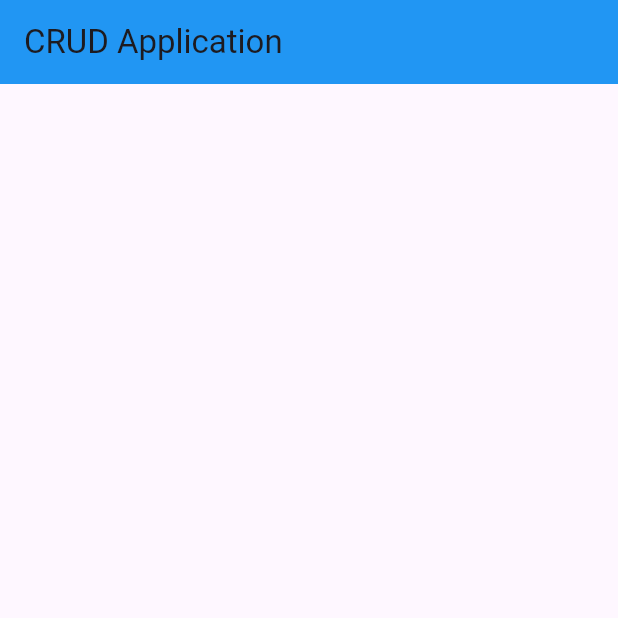
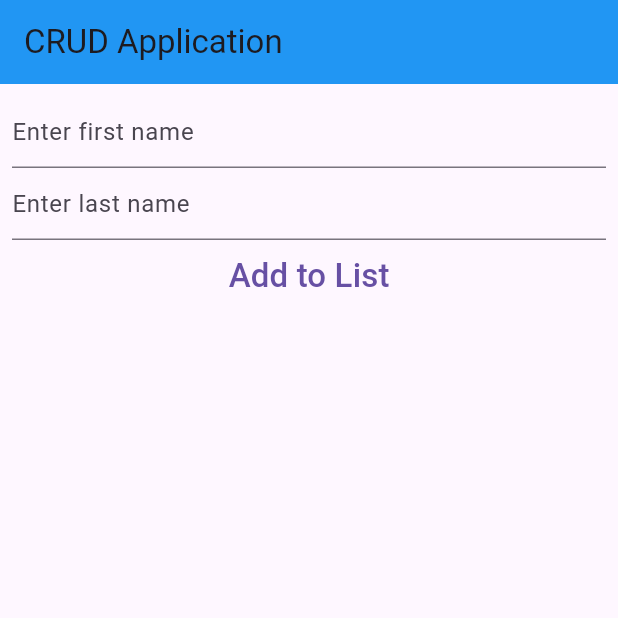
Before and after one commit to omirfarhan/CRUD-App, a Flutter app: the screen it shows after launch, on a phone screen of 412 x 824 dp, the top half of it. Run offline on Flutter 3.47's test engine with Material 3 defaults, Android fonts, the phone set to English and light mode, and no system bars; our stand-ins replace sqflite; accounts and stored records are empty.

Commit message:
inital commit

```diff
--- a/lib/main.dart
+++ b/lib/main.dart
@@ -149,11 +149,18 @@ class _HomePageState extends State<HomePage> {
                 return const Text('data is empty');
               }
               final people = snapshot.data as List<Person>;
-              return ListView.builder(
-                itemCount: people.length,
-                itemBuilder: (context, index) {
-                  return const Text('Hello');
-                },
+              return Column(
+                children: [
+                  ComposeWidget(),
+                  Expanded(
+                    child: ListView.builder(
+                      itemCount: people.length,
+                      itemBuilder: (context, index) {
+                        return const Text('Hello');
+                      },
+                    ),
+                  ),
+                ],
               );
 
               return const Text('OK');
@@ -162,6 +169,57 @@ class _HomePageState extends State<HomePage> {
               return const Center(child: CircularProgressIndicator());
           }
         },
+      ),
+    );
+  }
+}
+
+class ComposeWidget extends StatefulWidget {
+  const ComposeWidget({super.key});
+
+  @override
+  State<ComposeWidget> createState() => _ComposeWidgetState();
+}
+
+class _ComposeWidgetState extends State<ComposeWidget> {
+  late final TextEditingController _firstnameController;
+  late final TextEditingController _lastnameController;
+
+  @override
+  void initState() {
+    _firstnameController = TextEditingController();
+    _lastnameController = TextEditingController();
+    super.initState();
+  }
+
+  @override
+  void dispose() {
+    _firstnameController.dispose();
+    _lastnameController.dispose();
+    super.dispose();
+  }
+
+  @override
+  Widget build(BuildContext context) {
+    return Padding(
+      padding: const EdgeInsets.all(8.0),
+      child: Column(
+        children: [
+          TextField(
+            controller: _firstnameController,
+            decoration: const InputDecoration(hintText: 'Enter first name'),
+          ),
+
+          TextField(
+            controller: _lastnameController,
+            decoration: InputDecoration(hintText: 'Enter last name'),
+          ),
+
+          TextButton(
+            onPressed: () {},
+            child: const Text('Add to List', style: TextStyle(fontSize: 22)),
+          ),
+        ],
       ),
     );
   }
```
